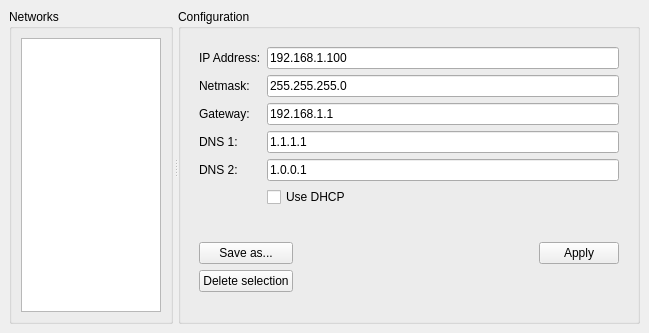
Qt form ui/mainwindow.ui (gustavorv86/QtWinNetworkManager) before a commit.
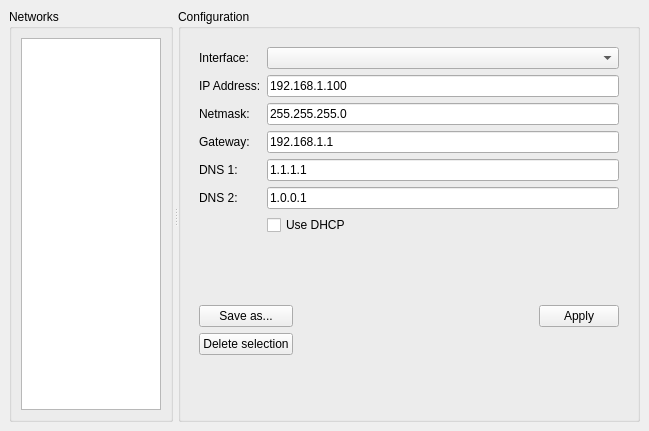
The same form after that commit. Icons and pictures are not drawn.

Commit message: Add combobox network interfaces

```diff
--- a/ui/mainwindow.ui
+++ b/ui/mainwindow.ui
@@ -7,7 +7,7 @@
     <x>0</x>
     <y>0</y>
     <width>649</width>
-    <height>333</height>
+    <height>431</height>
    </rect>
   </property>
   <property name="sizePolicy">
@@ -107,82 +107,92 @@
          <widget class="QWidget" name="widget" native="true">
           <layout class="QFormLayout" name="formLayout">
            <item row="0" column="0">
+            <widget class="QLabel" name="label_6">
+             <property name="text">
+              <string>Interface:</string>
+             </property>
+            </widget>
+           </item>
+           <item row="1" column="0">
             <widget class="QLabel" name="label">
              <property name="text">
               <string>IP Address:</string>
              </property>
             </widget>
            </item>
-           <item row="0" column="1">
+           <item row="1" column="1">
             <widget class="QLineEdit" name="lineEditAddress">
              <property name="text">
               <string>192.168.1.100</string>
              </property>
             </widget>
            </item>
-           <item row="1" column="0">
+           <item row="2" column="0">
             <widget class="QLabel" name="label_2">
              <property name="text">
               <string>Netmask:</string>
              </property>
             </widget>
            </item>
-           <item row="1" column="1">
+           <item row="2" column="1">
             <widget class="QLineEdit" name="lineEditNetmask">
              <property name="text">
               <string>255.255.255.0</string>
              </property>
             </widget>
            </item>
-           <item row="2" column="0">
+           <item row="3" column="0">
             <widget class="QLabel" name="label_3">
              <property name="text">
               <string>Gateway:</string>
              </property>
             </widget>
            </item>
-           <item row="2" column="1">
+           <item row="3" column="1">
             <widget class="QLineEdit" name="lineEditGateway">
              <property name="text">
               <string>192.168.1.1</string>
              </property>
             </widget>
            </item>
-           <item row="3" column="0">
+           <item row="4" column="0">
             <widget class="QLabel" name="label_4">
              <property name="text">
               <string>DNS 1:</string>
              </property>
             </widget>
            </item>
-           <item row="3" column="1">
+           <item row="4" column="1">
             <widget class="QLineEdit" name="lineEditDns1">
              <property name="text">
               <string>1.1.1.1</string>
              </property>
             </widget>
            </item>
-           <item row="4" column="0">
+           <item row="5" column="0">
             <widget class="QLabel" name="label_5">
              <property name="text">
               <string>DNS 2:</string>
              </property>
             </widget>
            </item>
-           <item row="4" column="1">
+           <item row="5" column="1">
             <widget class="QLineEdit" name="lineEditDns2">
              <property name="text">
               <string>1.0.0.1</string>
              </property>
             </widget>
            </item>
-           <item row="5" column="1">
+           <item row="6" column="1">
             <widget class="QCheckBox" name="checkBoxDhcp">
              <property name="text">
               <string>Use DHCP</string>
              </property>
             </widget>
            </item>
+           <item row="0" column="1">
+            <widget class="QComboBox" name="comboBoxInterfaces"/>
+           </item>
           </layout>
          </widget>
         </item>
```
The commit also changes 4 other files.
